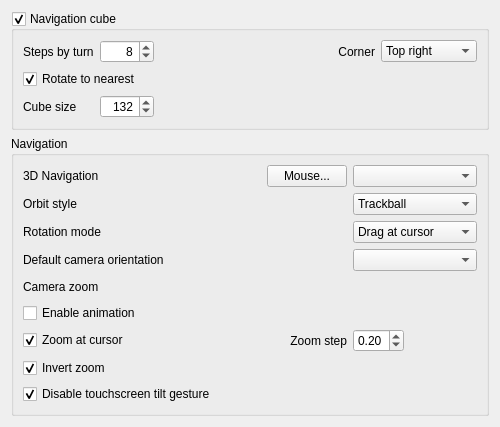
southseact-3d/fcd, file src/Gui/DlgSettingsNavigation.ui: the form before one commit.
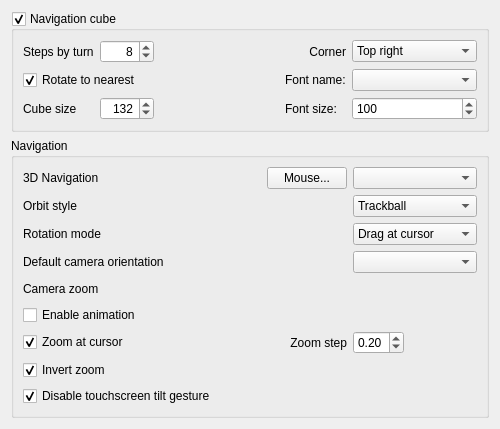
The form after the commit. Custom widgets are drawn as their Qt base class.

Commit message: [Gui] allow to specify font for NaviCube

Patch:
```diff
--- a/src/Gui/DlgSettingsNavigation.ui
+++ b/src/Gui/DlgSettingsNavigation.ui
@@ -7,7 +7,7 @@
     <x>0</x>
     <y>0</y>
     <width>500</width>
-    <height>391</height>
+    <height>394</height>
    </rect>
   </property>
   <property name="windowTitle">
@@ -117,7 +117,7 @@
         </item>
        </widget>
       </item>
-      <item row="1" column="0" colspan="2">
+      <item row="2" column="0" colspan="2">
        <widget class="Gui::PrefCheckBox" name="naviCubeToNearest">
         <property name="toolTip">
          <string>Rotates to nearest possible state when clicking a cube face</string>
@@ -136,14 +136,37 @@
         </property>
        </widget>
       </item>
-      <item row="2" column="0">
+      <item row="2" column="3">
+       <widget class="QLabel" name="TextLabel3">
+        <property name="text">
+         <string>Font name:</string>
+        </property>
+       </widget>
+      </item>
+      <item row="2" column="4">
+       <widget class="Gui::PrefComboBox" name="naviCubeFontName">
+        <property name="toolTip">
+         <string>Corner where navigation cube is shown</string>
+        </property>
+        <property name="currentIndex">
+         <number>-1</number>
+        </property>
+        <property name="prefEntry" stdset="0">
+         <cstring>FontString</cstring>
+        </property>
+        <property name="prefPath" stdset="0">
+         <cstring>NaviCube</cstring>
+        </property>
+       </widget>
+      </item>
+      <item row="3" column="0">
        <widget class="QLabel" name="label_3">
         <property name="text">
          <string>Cube size</string>
         </property>
        </widget>
       </item>
-      <item row="2" column="1">
+      <item row="3" column="1">
        <widget class="Gui::PrefSpinBox" name="prefCubeSize">
         <property name="toolTip">
          <string>Size of the navigation cube</string>
@@ -171,6 +194,44 @@
         </property>
        </widget>
       </item>
+      <item row="3" column="3">
+       <widget class="QLabel" name="TextLabel4">
+        <property name="text">
+         <string>Font size:</string>
+        </property>
+       </widget>
+      </item>
+      <item row="3" column="4">
+       <widget class="Gui::PrefSpinBox" name="naviCubeFontSize">
+        <property name="sizePolicy">
+         <sizepolicy hsizetype="Expanding" vsizetype="Fixed">
+          <horstretch>0</horstretch>
+          <verstretch>0</verstretch>
+         </sizepolicy>
+        </property>
+        <property name="toolTip">
+         <string>&lt;html&gt;&lt;head/&gt;&lt;body&gt;&lt;p&gt;Font size for the NaviCube text&lt;/p&gt;&lt;/body&gt;&lt;/html&gt;</string>
+        </property>
+        <property name="minimum">
+         <number>1</number>
+        </property>
+        <property name="maximum">
+         <number>999</number>
+        </property>
+        <property name="singleStep">
+         <number>5</number>
+        </property>
+        <property name="value">
+         <number>100</number>
+        </property>
+        <property name="prefEntry" stdset="0">
+         <cstring>FontSize</cstring>
+        </property>
+        <property name="prefPath" stdset="0">
+         <cstring>NaviCube</cstring>
+        </property>
+       </widget>
+      </item>
      </layout>
     </widget>
    </item>
```
Left out of the diff: 2 changed lines with no effect on the pictures. The commit also changes 5 other files.
